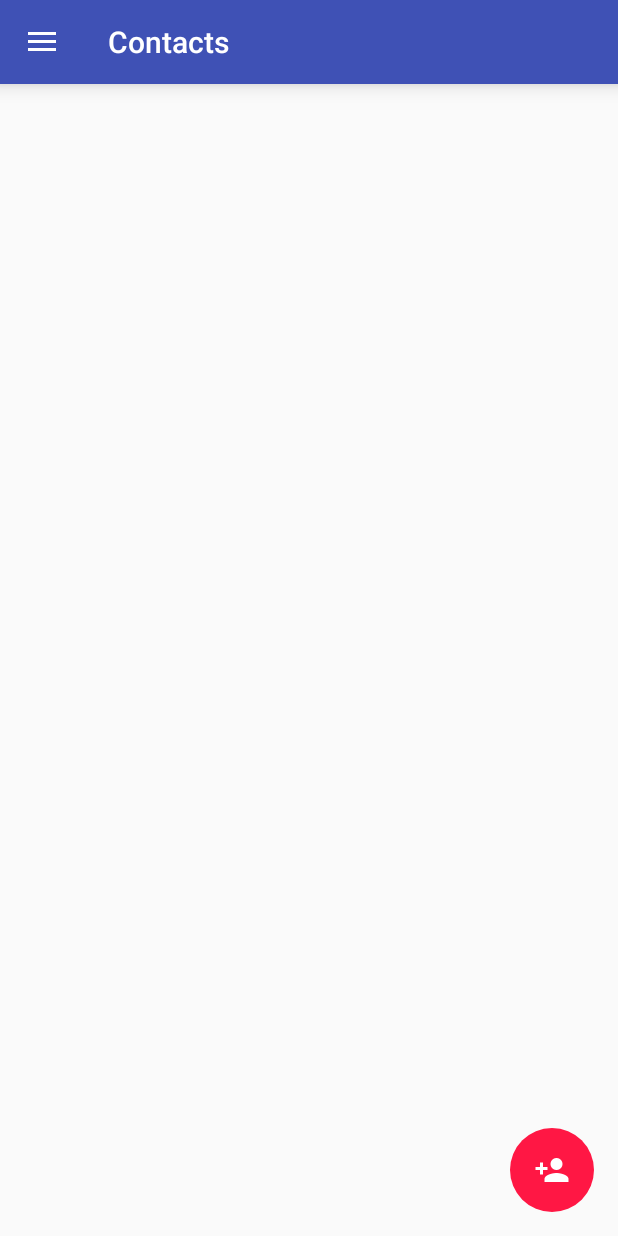
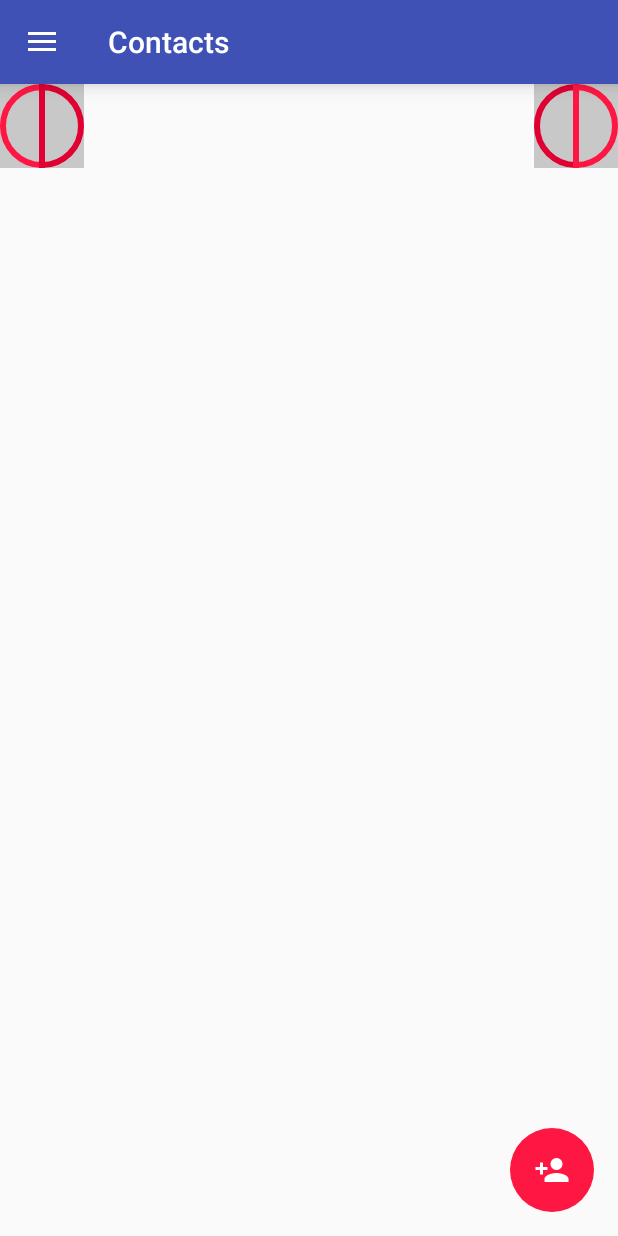
Before and after one commit to DancoAndroidAppDev/H254danco, an Android app: the fragment FloatingActionFragment placed in its activity, on a phone screen of 412 x 824 dp. Run offline under Robolectric (Android 15) with nearby library versions, the phone set to English and light mode, and no system bars.

Commit message:
check-in Customcomponent

```diff
--- /dev/null
+++ b/app/src/main/java/com/example/danco/homework4/h254danco/view/CustomComponent.java
@@ -0,0 +1,154 @@
+package com.example.danco.homework4.h254danco.view;
+
+import android.content.Context;
+import android.content.res.TypedArray;
+import android.graphics.Canvas;
+import android.graphics.Paint;
+import android.graphics.RectF;
+import android.support.v4.view.ViewCompat;
+import android.util.AttributeSet;
+import android.view.View;
+
+import com.example.danco.homework4.h254danco.R;
+
+/**
+ * Created by costd035 on 1/31/15.
+ */
+public class CustomComponent extends View {
+
+    private int leftColor;
+    private int rightColor;
+    private int paintSize;
+
+    RectF oval = new RectF();
+
+    private Paint paint;
+    private int centerWidth;
+    private int centerHeight;
+    private int startHorizontal;
+    private int endHorizontal;
+    private int topVertical;
+    private int bottomVertical;
+
+    public CustomComponent(Context context) {
+        super(context);
+        init(null, 0);
+    }
+
+    public CustomComponent(Context context, AttributeSet attrs) {
+        super(context, attrs);
+        init(attrs, 0);
+    }
+
+    public CustomComponent(Context context, AttributeSet attrs, int defStyle) {
+        super(context, attrs, defStyle);
+        init(attrs, defStyle);
+    }
+
+    private void init(AttributeSet attrs, int defStyle) {
+        // Load attributes
+        final TypedArray a = getContext().obtainStyledAttributes(
+                attrs, R.styleable.CustomAttributes, defStyle, 0);
+
+        rightColor = a.getColor(
+                R.styleable.CustomAttributes_rightColor,
+                rightColor);
+
+        leftColor = a.getColor(
+                R.styleable.CustomAttributes_leftColor,
+                leftColor);
+
+        paintSize = a.getDimensionPixelSize(
+                R.styleable.CustomAttributes_paintSize,
+                paintSize);
+
+        a.recycle();
+
+        // Set up a default TextPaint object
+        paint = new Paint();
+        paint.setFlags(Paint.ANTI_ALIAS_FLAG);
+        // only painting lines so indicate that so lines drawn correctly.
+        paint.setStyle(Paint.Style.STROKE);
+
+        // Update TextPaint and text measurements from attributes
+        invalidatePaintAndMeasurements();
+    }
+
+    private void invalidatePaintAndMeasurements() {
+        paint.setStrokeWidth(paintSize);
+    }
+
+    @Override
+    protected void onSizeChanged(int w, int h, int oldw, int oldh) {
+        super.onSizeChanged(w, h, oldw, oldh);
+        centerHeight = h / 2;
+        centerWidth = w / 2;
+        startHorizontal = ViewCompat.getPaddingStart(this);
+        endHorizontal = w - ViewCompat.getPaddingEnd(this);
+        topVertical = getPaddingTop();
+        bottomVertical = h - getPaddingBottom();
+
+        oval = new RectF(startHorizontal + paintSize/2, topVertical + paintSize/2,
+                endHorizontal - paintSize/2, bottomVertical - paintSize/2);
+    }
+
+    @Override
+    protected void onDraw(Canvas canvas) {
+        super.onDraw(canvas);
+
+        paint.setColor(leftColor);
+        canvas.drawArc(oval, 90, 180, true, paint);
+        paint.setColor(rightColor);
+        canvas.drawArc(oval, 270, 180, true, paint);
+    }
+
+    /**
+     * Gets the example color attribute value.
+     *
+     * @return The example color attribute value.
+     */
+    public int getLeftColor() {
+        return leftColor;
+    }
+
+    /**
+     * Gets the example color attribute value.
+     *
+     * @return The example color attribute value.
+     */
+    public int getRightColor() {
+        return rightColor;
+    }
+
+    /**
+     * Sets the view's example color attribute value. In the example view, this color
+     * is the font color.
+     *
+     * @param exampleColor The example color attribute value to use.
+     */
+    public void setLeftColor(int exampleColor) {
+        leftColor = exampleColor;
+        invalidatePaintAndMeasurements();
+    }
+
+    /**
+     * Sets the view's example color attribute value. In the example view, this color
+     * is the font color.
+     *
+     * @param exampleColor The example color attribute value to use.
+     */
+    public void setRightColor(int exampleColor) {
+        rightColor = exampleColor;
+        invalidatePaintAndMeasurements();
+    }
+
+    public int getPaintSize() {
+        return paintSize;
+    }
+
+    public void setPaintSize(int paintSize) {
+        this.paintSize = paintSize;
+        invalidatePaintAndMeasurements();
+    }
+
+}
--- a/app/src/main/res/layout/fragment_floating_action.xml
+++ b/app/src/main/res/layout/fragment_floating_action.xml
@@ -1,16 +1,37 @@
 <FrameLayout xmlns:android="http://schemas.android.com/apk/res/android"
              xmlns:tools="http://schemas.android.com/tools"
+             xmlns:app="http://schemas.android.com/apk/res-auto"
              android:layout_width="match_parent"
              android:layout_height="match_parent"
              tools:context="com.example.danco.homework4.h254danco.fragment.FloatingActionFragment">
 
-    <!-- TODO: Update blank fragment layout -->
+
+    <com.example.danco.homework4.h254danco.view.CustomComponent
+        android:layout_width="56dp"
+        android:layout_height="56dp"
+        android:background="#33000000"
+        android:layout_gravity="top|start"
+        app:leftColor="@color/red_A400"
+        app:rightColor="@color/red_A700"
+        app:paintSize="4dp"
+        />
+
+    <com.example.danco.homework4.h254danco.view.CustomComponent
+        android:layout_width="56dp"
+        android:layout_height="56dp"
+        android:background="#33000000"
+        android:layout_gravity="top|end"
+        app:leftColor="@color/red_A700"
+        app:rightColor="@color/red_A400"
+        app:paintSize="4dp"
+        />
+
     <ImageView
         android:id="@+id/floatingActionImageView"
         android:layout_width="56dp"
         android:layout_height="56dp"
         android:scaleType="centerInside"
-        android:layout_gravity="bottom|right"
+        android:layout_gravity="bottom|end"
         android:layout_marginBottom="16dp"
         android:layout_marginEnd="16dp"
         android:layout_marginRight="16dp"
```
Also changed, not shown: app/src/main/res/values/attrs.xml (added, +8 -0 lines).
